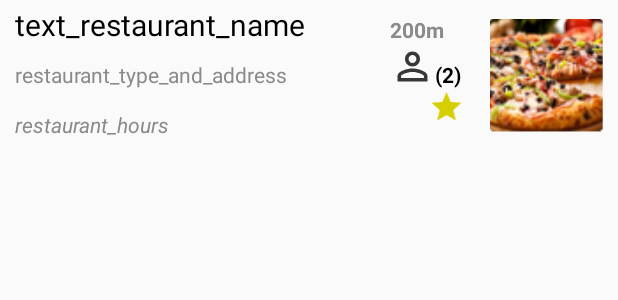
After one commit to Papylarnaque/Go4Lunch, an Android app: the layout item_restaurant.xml on its own in the app's theme, with its tools: preview values and no code run, on a phone screen of 412 x 824 dp. The commit adds this screen. Shown: the top 300 px of the screen. Run offline under Robolectric (Android 15) with nearby library versions, the phone set to English and light mode, and no system bars.

Commit message:
Restaurant item layout + issue identified in TODO to fix at login

```diff
--- a/app/src/main/java/com/oc/go4lunch/activity/BaseActivity.java
+++ b/app/src/main/java/com/oc/go4lunch/activity/BaseActivity.java
@@ -3,6 +3,7 @@ package com.oc.go4lunch.activity;
 import androidx.annotation.Nullable;
 import androidx.appcompat.app.AppCompatActivity;
 
+import com.firebase.ui.auth.AuthUI;
 import com.google.firebase.auth.FirebaseAuth;
 import com.google.firebase.auth.FirebaseUser;
 
@@ -27,4 +28,21 @@ public class BaseActivity extends AppCompatActivity {
         super.onStop();
         FirebaseAuth.getInstance().signOut();
     }
+
+
+    // Create http requests (SignOut & Delete)
+    public void signOutUserFromFirebase(){
+        AuthUI.getInstance()
+                .signOut(this);
+//                .addOnSuccessListener(this, this.updateUIAfterRESTRequestsCompleted(SIGN_OUT_TASK));
+    }
+
+    private void deleteUserFromFirebase(){
+        if (this.getCurrentUser() != null) {
+            AuthUI.getInstance()
+                    .delete(this);
+//                    .addOnSuccessListener(this, this.updateUIAfterRESTRequestsCompleted(DELETE_USER_TASK));
+        }
+    }
+
 }
--- a/app/src/main/java/com/oc/go4lunch/activity/MainActivity.java
+++ b/app/src/main/java/com/oc/go4lunch/activity/MainActivity.java
@@ -57,6 +57,8 @@ public class MainActivity extends BaseActivity implements NavigationView.OnNavig
                         break;
                     case R.id.navigation_listview:
                         mToolbar.setTitle(R.string.title_listview);
+//                        fragment = new RestaurantFragment();
+//                        showFragment(fragment);
                         break;
                     case R.id.navigation_workmates:
                         mToolbar.setTitle(R.string.title_workmates);
@@ -78,7 +80,7 @@ public class MainActivity extends BaseActivity implements NavigationView.OnNavig
         toggle.syncState();
 
         //Use Navigation Callback listener as follows
-        NavigationView navigationView = (NavigationView) findViewById(R.id.activity_main_drawer);
+        NavigationView navigationView = findViewById(R.id.activity_main_drawer);
         navigationView.setNavigationItemSelectedListener(this);
 
 
--- a/app/src/main/java/com/oc/go4lunch/activity/SplashActivity.java
+++ b/app/src/main/java/com/oc/go4lunch/activity/SplashActivity.java
@@ -2,25 +2,14 @@ package com.oc.go4lunch.activity;
 
 import android.content.Intent;
 import android.os.Bundle;
-import android.util.Log;
 
-import androidx.annotation.NonNull;
-
-import com.google.android.gms.tasks.OnCompleteListener;
-import com.google.android.gms.tasks.Task;
-import com.google.firebase.auth.FirebaseUser;
-import com.google.firebase.firestore.FirebaseFirestore;
-import com.google.firebase.firestore.QueryDocumentSnapshot;
-import com.google.firebase.firestore.QuerySnapshot;
 import com.oc.go4lunch.R;
 import com.oc.go4lunch.activity.auth.SignInActivity;
 
 public class SplashActivity extends BaseActivity {
 
-    private static final String TAG = "SPLASH";
-
-    private FirebaseUser currentUser;
-    final FirebaseFirestore db = FirebaseFirestore.getInstance();
+//    private static final String TAG = "SPLASH";
+//    final FirebaseFirestore db = FirebaseFirestore.getInstance();
 
     @Override
     protected void onCreate(Bundle savedInstanceState) {
@@ -33,6 +22,7 @@ public class SplashActivity extends BaseActivity {
         if (isCurrentUserLogged()) {
             intent = new Intent(SplashActivity.this, MainActivity.class);
         } else {
+            signOutUserFromFirebase(); // TODO = line put temporarily to fix the Facebook auth issue - TOFIX !
             intent = new Intent(SplashActivity.this, SignInActivity.class);
         }
         startActivity(intent);
@@ -42,32 +32,32 @@ public class SplashActivity extends BaseActivity {
     }
 
 
-    private void loadRestaurant() {
-
-        db.collection("restaurant")
-                .get()
-                .addOnCompleteListener(new OnCompleteListener<QuerySnapshot>() {
-
-
-                    @Override
-                    public void onComplete(@NonNull Task<QuerySnapshot> task) {
-                        if (task.isSuccessful()) {
-                            for (QueryDocumentSnapshot document : task.getResult()) {
-                                Log.d(TAG, document.getId() + " => " + document.getData());
-                            }
-                        } else {
-                            Log.d(TAG, "Error getting documents: ", task.getException());
-                        }
-
-                        // Récupération des données
-
-                        // adapter.setData
-                        // notifydatasetchanged
-
-
-                    }
-                });
-    }
+//    private void loadRestaurant() {
+//
+//        db.collection("restaurant")
+//                .get()
+//                .addOnCompleteListener(new OnCompleteListener<QuerySnapshot>() {
+//
+//
+//                    @Override
+//                    public void onComplete(@NonNull Task<QuerySnapshot> task) {
+//                        if (task.isSuccessful()) {
+//                            for (QueryDocumentSnapshot document : task.getResult()) {
+//                                Log.d(TAG, document.getId() + " => " + document.getData());
+//                            }
+//                        } else {
+//                            Log.d(TAG, "Error getting documents: ", task.getException());
+//                        }
+//
+//                        // Récupération des données
+//
+//                        // adapter.setData
+//                        // notifydatasetchanged
+//
+//
+//                    }
+//                });
+//    }
 
 
 }
--- a/app/src/main/java/com/oc/go4lunch/activity/auth/SignInActivity.java
+++ b/app/src/main/java/com/oc/go4lunch/activity/auth/SignInActivity.java
@@ -59,7 +59,7 @@ public class SignInActivity extends BaseActivity {
     private GoogleSignInApi mGoogleSignInClient;
     OAuthProvider.Builder provider = OAuthProvider.newBuilder(String.valueOf(R.string.twitter));
 
-    // TODO : Fix Token issues for login
+    // TODO : Fix Token issues for login - Facebook keeps the auth when Firebase is logged out ?
     // TODO : Link account if trying to log with other provider
 
     protected void onCreate(Bundle savedInstanceState) {
@@ -76,7 +76,7 @@ public class SignInActivity extends BaseActivity {
         // Initialize Firebase Auth
         mAuth = FirebaseAuth.getInstance();
 
-        TwitterLoginButton mLoginButton = (TwitterLoginButton) findViewById(R.id.login_button_twitter);
+        TwitterLoginButton mLoginButton = findViewById(R.id.login_button_twitter);
         mLoginButton.setCallback(new Callback<TwitterSession>() {
             @Override
             public void success(Result<TwitterSession> result) {
@@ -234,10 +234,11 @@ public class SignInActivity extends BaseActivity {
                                     // Handle failure.
                                 }
                             });
-        } else {
-            // There's no pending result so you need to start the sign-in flow.
-            // See below.
         }
+//        else {
+//            // There's no pending result so you need to start the sign-in flow.
+//            // See below.
+//        }
     }
 
     private void firebaseAuthWithTwitter(TwitterAuthConfig authConfig) {
--- /dev/null
+++ b/app/src/main/java/com/oc/go4lunch/activity/fragment/RestaurantFragment.java
@@ -0,0 +1,37 @@
+package com.oc.go4lunch.activity.fragment;
+
+import android.content.Context;
+import android.os.Bundle;
+import android.view.LayoutInflater;
+import android.view.View;
+import android.view.ViewGroup;
+
+import androidx.annotation.NonNull;
+import androidx.annotation.Nullable;
+import androidx.recyclerview.widget.DividerItemDecoration;
+import androidx.recyclerview.widget.LinearLayoutManager;
+import androidx.recyclerview.widget.RecyclerView;
+
+import com.oc.go4lunch.R;
+
+public class RestaurantFragment extends BaseFragment {
+
+//    private NeighbourApiService mApiService;
+    private RecyclerView mRecyclerView;
+
+
+    @Nullable
+    @Override
+    public View onCreateView(@NonNull LayoutInflater inflater, @Nullable ViewGroup container, @Nullable Bundle savedInstanceState) {
+        super.onCreateView(inflater, container, savedInstanceState);
+//        View v = inflater.inflate(R.layout.fragment_restaurant_list, container, false);
+//        return v;
+        View view = inflater.inflate(R.layout.fragment_restaurant_list, container, false);
+        Context context = view.getContext();
+        mRecyclerView = (RecyclerView) view;
+        mRecyclerView.setLayoutManager(new LinearLayoutManager(context));
+        mRecyclerView.addItemDecoration(new DividerItemDecoration(requireContext(), DividerItemDecoration.VERTICAL));
+        return view;
+
+    }
+}
--- /dev/null
+++ b/app/src/main/res/drawable-v21/ic_baseline_person_outline_24.xml
@@ -0,0 +1,10 @@
+<vector xmlns:android="http://schemas.android.com/apk/res/android"
+    android:width="30dp"
+    android:height="30dp"
+    android:tint="#373737"
+    android:viewportWidth="24"
+    android:viewportHeight="24">
+    <path
+        android:fillColor="@android:color/white"
+        android:pathData="M12,5.9c1.16,0 2.1,0.94 2.1,2.1s-0.94,2.1 -2.1,2.1S9.9,9.16 9.9,8s0.94,-2.1 2.1,-2.1m0,9c2.97,0 6.1,1.46 6.1,2.1v1.1L5.9,18.1L5.9,17c0,-0.64 3.13,-2.1 6.1,-2.1M12,4C9.79,4 8,5.79 8,8s1.79,4 4,4 4,-1.79 4,-4 -1.79,-4 -4,-4zM12,13c-2.67,0 -8,1.34 -8,4v3h16v-3c0,-2.66 -5.33,-4 -8,-4z" />
+</vector>
--- /dev/null
+++ b/app/src/main/res/drawable-v21/ic_baseline_star_24.xml
@@ -0,0 +1,5 @@
+<vector android:height="24dp" android:tint="#D5CE00"
+    android:viewportHeight="24" android:viewportWidth="24"
+    android:width="24dp" xmlns:android="http://schemas.android.com/apk/res/android">
+    <path android:fillColor="@android:color/white" android:pathData="M12,17.27L18.18,21l-1.64,-7.03L22,9.24l-7.19,-0.61L12,2 9.19,8.63 2,9.24l5.46,4.73L5.82,21z"/>
+</vector>
--- /dev/null
+++ b/app/src/main/res/drawable/ic_baseline_star_24.xml
@@ -0,0 +1,7 @@
+<vector xmlns:tools="http://schemas.android.com/tools"
+    android:height="24dp" android:tint="#D5CE00"
+    android:viewportHeight="24" android:viewportWidth="24"
+    android:width="24dp" xmlns:android="http://schemas.android.com/apk/res/android">
+    <path android:fillColor="@android:color/white" android:pathData="M12,17.27L18.18,21l-1.64,-7.03L22,9.24l-7.19,-0.61L12,2 9.19,8.63 2,9.24l5.46,4.73L5.82,21z"
+        tools:ignore="VectorRaster" />
+</vector>
--- a/app/src/main/res/layout/activity_signin.xml
+++ b/app/src/main/res/layout/activity_signin.xml
@@ -1,7 +1,6 @@
 <?xml version="1.0" encoding="utf-8"?>
 <androidx.constraintlayout.widget.ConstraintLayout xmlns:android="http://schemas.android.com/apk/res/android"
     xmlns:app="http://schemas.android.com/apk/res-auto"
-    xmlns:tools="http://schemas.android.com/tools"
     android:layout_width="match_parent"
     android:layout_height="match_parent">
 
@@ -86,7 +85,7 @@
             android:textColor="@color/tw__solid_white"
             android:textSize="70sp"
             android:textStyle="bold"
-            android:shadowColor="@color/colorTextShadow"
+            android:shadowColor="@color/colorTextBlack"
             android:shadowRadius="1"
             app:layout_constraintEnd_toEndOf="parent"
             app:layout_constraintStart_toStartOf="parent" />
@@ -103,7 +102,7 @@
             android:textColor="@color/tw__solid_white"
             android:textSize="12sp"
             android:textStyle="bold|italic"
-            android:shadowColor="@color/colorTextShadow"
+            android:shadowColor="@color/colorTextBlack"
             android:shadowRadius="1"
             app:layout_constraintEnd_toEndOf="parent"
             app:layout_constraintStart_toStartOf="parent" />
--- /dev/null
+++ b/app/src/main/res/layout/fragment_restaurant_list.xml
@@ -0,0 +1,15 @@
+<?xml version="1.0" encoding="utf-8"?>
+<FrameLayout xmlns:android="http://schemas.android.com/apk/res/android"
+    xmlns:tools="http://schemas.android.com/tools"
+    android:id="@+id/list_restaurant"
+    android:name="com.oc.go4lunch.activity.fragment.RestaurantFragment"
+    android:layout_width="match_parent"
+    android:layout_height="match_parent"
+    tools:context="activity.fragment.RestaurantFragment"
+    tools:listitem="@layout/item_restaurant">
+
+<!--    <androidx.recyclerview.widget.RecyclerView-->
+<!--        android:layout_width="match_parent"-->
+<!--        android:layout_height="match_parent" />-->
+
+</FrameLayout>
--- /dev/null
+++ b/app/src/main/res/layout/item_restaurant.xml
@@ -0,0 +1,114 @@
+<?xml version="1.0" encoding="utf-8"?>
+<androidx.constraintlayout.widget.ConstraintLayout xmlns:android="http://schemas.android.com/apk/res/android"
+    xmlns:app="http://schemas.android.com/apk/res-auto"
+    xmlns:tools="http://schemas.android.com/tools"
+    android:layout_width="match_parent"
+    android:layout_height="wrap_content"
+    android:orientation="vertical">
+
+    <!-- BLOC OF TEXT VIEW -->
+
+    <androidx.constraintlayout.widget.ConstraintLayout
+        android:id="@+id/item_restaurant_text_left"
+        android:layout_width="250dp"
+        android:layout_height="wrap_content"
+        android:layout_marginStart="10dp"
+        app:layout_constraintStart_toStartOf="parent"
+        app:layout_constraintTop_toTopOf="parent">
+
+        <TextView
+            android:id="@+id/item_meeting_first_line"
+            android:layout_width="match_parent"
+            android:layout_height="@dimen/restaurant_text_height"
+            android:gravity="center_vertical"
+            android:text="@string/text_first_line"
+            android:textColor="@color/colorTextBlack"
+            android:textSize="20sp"
+            app:layout_constraintEnd_toEndOf="parent"
+            app:layout_constraintStart_toStartOf="parent"
+            app:layout_constraintTop_toTopOf="parent" />
+
+        <TextView
+            android:id="@+id/item_meeting_second_line"
+            android:layout_width="match_parent"
+            android:layout_height="@dimen/restaurant_text_height"
+            android:gravity="center_vertical"
+            android:text="@string/text_second_line"
+            android:textColor="@color/colorTextGrey"
+            app:layout_constraintEnd_toEndOf="parent"
+            app:layout_constraintStart_toStartOf="parent"
+            app:layout_constraintTop_toBottomOf="@id/item_meeting_first_line" />
+
+        <TextView
+            android:id="@+id/item_meeting_third_line"
+            android:layout_width="match_parent"
+            android:layout_height="@dimen/restaurant_text_height"
+            android:gravity="center_vertical"
+            android:singleLine="true"
+            android:text="@string/text_third_line"
+            android:textColor="@color/colorTextGrey"
+            android:textStyle="italic"
+            app:layout_constraintEnd_toEndOf="parent"
+            app:layout_constraintStart_toEndOf="parent"
+            app:layout_constraintTop_toBottomOf="@id/item_meeting_second_line" />
+
+    </androidx.constraintlayout.widget.ConstraintLayout>
+
+
+    <androidx.constraintlayout.widget.ConstraintLayout
+        android:id="@+id/item_restaurant_text_center"
+        android:layout_width="75dp"
+        android:layout_height="wrap_content"
+        android:layout_marginTop="@dimen/restaurant_vertical_margin"
+        app:layout_constraintStart_toEndOf="@id/item_restaurant_text_left"
+        app:layout_constraintTop_toTopOf="parent">
+
+        <TextView
+            android:id="@+id/item_restaurant_distance"
+            android:layout_width="match_parent"
+            android:layout_height="wrap_content"
+            android:text="@string/restaurant_distance"
+            android:textColor="@color/colorTextGrey"
+            android:textStyle="bold"
+            app:layout_constraintStart_toEndOf="parent"
+            app:layout_constraintTop_toTopOf="parent" />
+
+        <TextView
+            android:id="@+id/item_restaurant_text_number_workmates"
+            android:layout_width="match_parent"
+            android:layout_height="wrap_content"
+            android:gravity="bottom"
+            android:text="@string/restaurant_text_number_workmates"
+            android:textColor="@color/colorTextBlack"
+            android:textStyle="bold"
+            app:drawableLeftCompat="@drawable/ic_baseline_person_outline_24"
+            app:layout_constraintTop_toBottomOf="@+id/item_restaurant_distance" />
+
+
+        <ImageView
+            android:id="@+id/item_restaurant_rating"
+            android:layout_width="match_parent"
+            android:layout_height="wrap_content"
+            android:src="@drawable/ic_baseline_star_24"
+            app:layout_constraintStart_toStartOf="parent"
+            app:layout_constraintTop_toBottomOf="@+id/item_restaurant_text_number_workmates"
+            android:contentDescription="@string/restaurant_rating" />
+
+    </androidx.constraintlayout.widget.ConstraintLayout>
+
+
+    <ImageView
+        android:id="@+id/item_list_avatar"
+        android:layout_width="@dimen/picture_restaurant"
+        android:layout_height="@dimen/picture_restaurant"
+        android:layout_marginTop="@dimen/restaurant_horizontal_margin"
+        android:layout_marginEnd="@dimen/restaurant_horizontal_margin"
+        android:layout_marginBottom="@dimen/restaurant_vertical_margin"
+        app:layout_constraintBottom_toBottomOf="parent"
+        app:layout_constraintEnd_toEndOf="parent"
+        app:layout_constraintTop_toTopOf="parent"
+        tools:src="@drawable/restaurant_pizza"
+        android:contentDescription="@string/restaurant_picture" />
+
+
+</androidx.constraintlayout.widget.ConstraintLayout>
--- a/app/src/main/res/layout/navbar.xml
+++ b/app/src/main/res/layout/navbar.xml
@@ -6,7 +6,7 @@
     android:layout_width="match_parent"
     android:layout_height="56dp"
     android:background="@color/colorText"
-    app:itemIconTint="@color/colorTextShadow"
+    app:itemIconTint="@color/colorTextBlack"
     app:itemTextColor="@color/colorPrimary"
     app:layout_constraintBottom_toBottomOf="parent"
     app:layout_constraintLeft_toLeftOf="parent"
--- a/app/src/main/res/values/colors.xml
+++ b/app/src/main/res/values/colors.xml
@@ -3,8 +3,9 @@
     <color name="colorPrimary">#FF5722</color>
     <color name="colorPrimaryDark">#BA1616</color>
     <color name="colorAccent">#03DAC5</color>
-    <color name="colorTextShadow">#000000</color>
+    <color name="colorTextBlack">#000000</color>
     <color name="colorText">#FFFFFF</color>
+    <color name="colorTextGrey">#8A8A8A</color>
 
 
     <!--    &lt;!&ndash; Array of colors that will be used by ViewPager as background colors &ndash;&gt;-->
--- a/app/src/main/res/values/dimens.xml
+++ b/app/src/main/res/values/dimens.xml
@@ -2,9 +2,23 @@
     <!-- Default screen margins, per the Android Design guidelines. -->
     <dimen name="activity_horizontal_margin">16dp</dimen>
     <dimen name="activity_vertical_margin">16dp</dimen>
+
+    <!-- SIGNIN -->
     <dimen name="signin_between_buttons">30dp</dimen>
     <dimen name="signin_first_button_distance_from_bottom">225dp</dimen>
     <dimen name="signin_button_width">300dp</dimen>
     <dimen name="signin_button_height">45dp</dimen>
+
+    <!-- MAIN ACTIVITY + DRAWER -->
     <dimen name="nav_header_height">275dp</dimen>
+
+    <!-- RESTAURANT -->
+    <dimen name="restaurant_horizontal_margin">10dp</dimen>
+    <dimen name="restaurant_vertical_margin">10dp</dimen>
+       <!-- text-->
+    <dimen name="restaurant_text_height">33dp</dimen>
+       <!-- pics-->
+    <dimen name="picture_restaurant">75dp</dimen>
+
+
 </resources>
--- a/app/src/main/res/values/google_maps_api.xml
+++ b/app/src/main/res/values/google_maps_api.xml
@@ -1,3 +1,5 @@
 <resources>
-    <string name="google_maps_key" templateMergeStrategy="preserve" translatable="false">AIzaSyDkAe7VmNb3WXfLPJBNwY3XV_UVdoce6tY</string>
+    <string name="google_maps_key"
+        templateMergeStrategy="preserve"
+        translatable="false">AIzaSyDkAe7VmNb3WXfLPJBNwY3XV_UVdoce6tY</string>
 </resources>
--- a/app/src/main/res/values/strings.xml
+++ b/app/src/main/res/values/strings.xml
@@ -28,4 +28,11 @@
     <string name="info_no_email_found">info_no_email_found</string>
     <string name="info_no_username_found">info_no_username_found</string>
     <string name="twitter">twitter.com</string>
+    <string name="text_first_line">text_restaurant_name</string>
+    <string name="text_second_line">restaurant_type_and_address</string>
+    <string name="text_third_line">restaurant_hours</string>
+    <string name="restaurant_distance">200m</string>
+    <string name="restaurant_text_number_workmates">(2)</string>
+    <string name="restaurant_rating">restaurant_rating</string>
+    <string name="restaurant_picture">restaurant_picture</string>
 </resources>
```
Also changed, not shown: app/src/main/res/drawable/restaurant_pizza.png (added).
